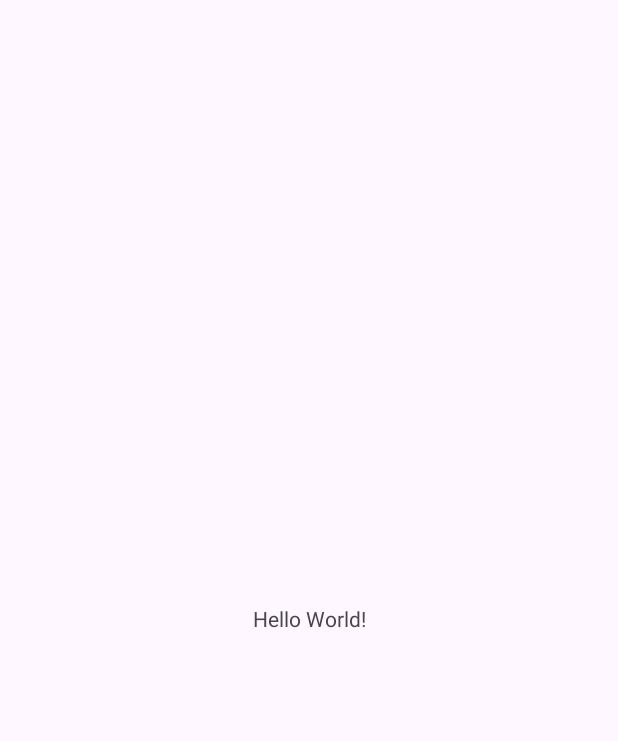
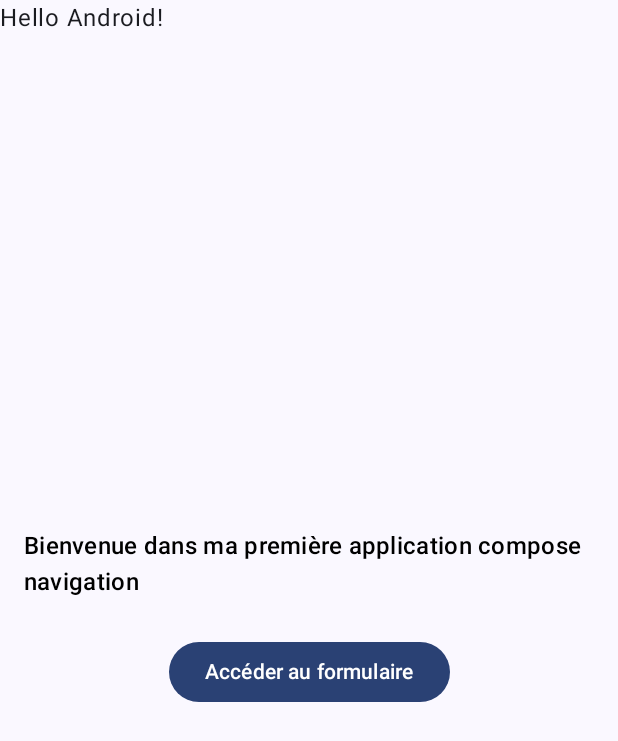
Before and after one commit to elianollivier/R4A11, an Android app built with Jetpack Compose: the screen it shows after launch (MainActivity), on a phone screen of 412 x 824 dp. Before the commit the part shown is almost empty. Shown: the top 741 px of the screen. Run offline under Robolectric (Android 15) with nearby library versions, the phone set to English and light mode, and no system bars.

```diff
--- a/TP3/app/src/main/AndroidManifest.xml
+++ b/TP3/app/src/main/AndroidManifest.xml
@@ -14,7 +14,9 @@
         tools:targetApi="31">
         <activity
             android:name=".MainActivity"
-            android:exported="true">
+            android:exported="true"
+            android:label="@string/app_name"
+            android:theme="@style/Theme.TP3">
             <intent-filter>
                 <action android:name="android.intent.action.MAIN" />
 
--- a/TP3/app/src/main/java/com/example/tp3/MainActivity.kt
+++ b/TP3/app/src/main/java/com/example/tp3/MainActivity.kt
@@ -1,20 +1,51 @@
 package com.example.tp3
 
 import android.os.Bundle
+import androidx.activity.ComponentActivity
+import androidx.activity.compose.setContent
 import androidx.activity.enableEdgeToEdge
-import androidx.appcompat.app.AppCompatActivity
-import androidx.core.view.ViewCompat
-import androidx.core.view.WindowInsetsCompat
+import androidx.compose.foundation.layout.fillMaxSize
+import androidx.compose.foundation.layout.padding
+import androidx.compose.material3.MaterialTheme
+import androidx.compose.material3.Scaffold
+import androidx.compose.material3.Text
+import androidx.compose.runtime.Composable
+import androidx.compose.ui.Modifier
+import androidx.compose.ui.tooling.preview.Preview
+import com.example.tp3.ui.theme.TP3Theme
 
-class MainActivity : AppCompatActivity() {
+class MainActivity : ComponentActivity() {
     override fun onCreate(savedInstanceState: Bundle?) {
         super.onCreate(savedInstanceState)
         enableEdgeToEdge()
-        setContentView(R.layout.activity_main)
-        ViewCompat.setOnApplyWindowInsetsListener(findViewById(R.id.main)) { v, insets ->
-            val systemBars = insets.getInsets(WindowInsetsCompat.Type.systemBars())
-            v.setPadding(systemBars.left, systemBars.top, systemBars.right, systemBars.bottom)
-            insets
+        setContent {
+            TP3Theme {
+                Scaffold(modifier = Modifier.fillMaxSize()) { innerPadding ->
+                    Greeting(
+                        name = "Android",
+                        modifier = Modifier.padding(innerPadding)
+                    )
+                }
+                MaterialTheme {
+                    AppNavigation()
+                }
+            }
         }
     }
 }
+
+@Composable
+fun Greeting(name: String, modifier: Modifier = Modifier) {
+    Text(
+        text = "Hello $name!",
+        modifier = modifier
+    )
+}
+
+@Preview(showBackground = true)
+@Composable
+fun GreetingPreview() {
+    TP3Theme {
+        Greeting("Android")
+    }
+}
--- /dev/null
+++ b/TP3/app/src/main/java/com/example/tp3/Navigation.kt
@@ -0,0 +1,87 @@
+package com.example.tp3
+
+import androidx.compose.foundation.layout.*
+import androidx.compose.material3.Button
+import androidx.compose.material3.MaterialTheme
+import androidx.compose.material3.Text
+import androidx.compose.runtime.Composable
+import androidx.compose.runtime.getValue
+import androidx.compose.runtime.mutableStateOf
+import androidx.compose.runtime.remember
+import androidx.compose.runtime.setValue
+import androidx.compose.ui.Alignment
+import androidx.compose.ui.Modifier
+import androidx.compose.material3.TextField
+import androidx.compose.ui.unit.dp
+import androidx.navigation.NavController
+import androidx.navigation.compose.NavHost
+import androidx.navigation.compose.composable
+import androidx.navigation.compose.rememberNavController
+
+@Composable
+fun AppNavigation() {
+    val navController = rememberNavController()
+
+    NavHost(navController = navController, startDestination = "home") {
+        composable("home") {
+            HomeScreen(navController = navController)
+        }
+        composable("form") {
+            FormScreen(navController = navController)
+        }
+    }
+}
+
+@Composable
+fun HomeScreen(navController: NavController) {
+    Column(
+        modifier = Modifier
+            .fillMaxSize()
+            .padding(16.dp),
+        verticalArrangement = Arrangement.Center,
+        horizontalAlignment = Alignment.CenterHorizontally
+    ) {
+        Text(
+            text = "Bienvenue dans ma première application compose navigation",
+            style = MaterialTheme.typography.titleMedium
+        )
+        Spacer(modifier = Modifier.height(24.dp))
+        Button(onClick = {
+            navController.navigate("form")
+        }) {
+            Text(text = "Accéder au formulaire")
+        }
+    }
+}
+
+@Composable
+fun FormScreen(navController: NavController) {
+    var name by remember {mutableStateOf("")}
+    Column(
+        modifier = Modifier
+            .fillMaxSize()
+            .padding(16.dp),
+        verticalArrangement = Arrangement.Center,
+        horizontalAlignment = Alignment.CenterHorizontally
+    ) {
+        Text(
+            text = "Page du formulaire.",
+            style = MaterialTheme.typography.titleMedium
+        )
+        Spacer(modifier = Modifier.height(24.dp))
+        TextField(
+            value = name,
+            onValueChange = {newText -> name = newText},
+            label = {Text("Entrez votre nom")},
+            modifier = Modifier.fillMaxWidth().padding(16.dp)
+
+        )
+        Spacer(modifier = Modifier.height(24.dp))
+
+        Button(onClick = {
+            navController.popBackStack()
+        }) {
+            Text(text = "Retour")
+        }
+    }
+}
--- /dev/null
+++ b/TP3/app/src/main/java/com/example/tp3/ui/theme/Color.kt
@@ -0,0 +1,11 @@
+package com.example.tp3.ui.theme
+
+import androidx.compose.ui.graphics.Color
+
+val Purple80 = Color(0xFFD0BCFF)
+val PurpleGrey80 = Color(0xFFCCC2DC)
+val Pink80 = Color(0xFFEFB8C8)
+
+val Purple40 = Color(0xFF6650a4)
+val PurpleGrey40 = Color(0xFF625b71)
+val Pink40 = Color(0xFF7D5260)
--- /dev/null
+++ b/TP3/app/src/main/java/com/example/tp3/ui/theme/Theme.kt
@@ -0,0 +1,58 @@
+package com.example.tp3.ui.theme
+
+import android.app.Activity
+import android.os.Build
+import androidx.compose.foundation.isSystemInDarkTheme
+import androidx.compose.material3.MaterialTheme
+import androidx.compose.material3.darkColorScheme
+import androidx.compose.material3.dynamicDarkColorScheme
+import androidx.compose.material3.dynamicLightColorScheme
+import androidx.compose.material3.lightColorScheme
+import androidx.compose.runtime.Composable
+import androidx.compose.ui.platform.LocalContext
+
+private val DarkColorScheme = darkColorScheme(
+    primary = Purple80,
+    secondary = PurpleGrey80,
+    tertiary = Pink80
+)
+
+private val LightColorScheme = lightColorScheme(
+    primary = Purple40,
+    secondary = PurpleGrey40,
+    tertiary = Pink40
+
+    /* Other default colors to override
+    background = Color(0xFFFFFBFE),
+    surface = Color(0xFFFFFBFE),
+    onPrimary = Color.White,
+    onSecondary = Color.White,
+    onTertiary = Color.White,
+    onBackground = Color(0xFF1C1B1F),
+    onSurface = Color(0xFF1C1B1F),
+    */
+)
+
+@Composable
+fun TP3Theme(
+    darkTheme: Boolean = isSystemInDarkTheme(),
+    // Dynamic color is available on Android 12+
+    dynamicColor: Boolean = true,
+    content: @Composable () -> Unit
+) {
+    val colorScheme = when {
+        dynamicColor && Build.VERSION.SDK_INT >= Build.VERSION_CODES.S -> {
+            val context = LocalContext.current
+            if (darkTheme) dynamicDarkColorScheme(context) else dynamicLightColorScheme(context)
+        }
+
+        darkTheme -> DarkColorScheme
+        else -> LightColorScheme
+    }
+
+    MaterialTheme(
+        colorScheme = colorScheme,
+        typography = Typography,
+        content = content
+    )
+}
--- /dev/null
+++ b/TP3/app/src/main/java/com/example/tp3/ui/theme/Type.kt
@@ -0,0 +1,34 @@
+package com.example.tp3.ui.theme
+
+import androidx.compose.material3.Typography
+import androidx.compose.ui.text.TextStyle
+import androidx.compose.ui.text.font.FontFamily
+import androidx.compose.ui.text.font.FontWeight
+import androidx.compose.ui.unit.sp
+
+// Set of Material typography styles to start with
+val Typography = Typography(
+    bodyLarge = TextStyle(
+        fontFamily = FontFamily.Default,
+        fontWeight = FontWeight.Normal,
+        fontSize = 16.sp,
+        lineHeight = 24.sp,
+        letterSpacing = 0.5.sp
+    )
+    /* Other default text styles to override
+    titleLarge = TextStyle(
+        fontFamily = FontFamily.Default,
+        fontWeight = FontWeight.Normal,
+        fontSize = 22.sp,
+        lineHeight = 28.sp,
+        letterSpacing = 0.sp
+    ),
+    labelSmall = TextStyle(
+        fontFamily = FontFamily.Default,
+        fontWeight = FontWeight.Medium,
+        fontSize = 11.sp,
+        lineHeight = 16.sp,
+        letterSpacing = 0.5.sp
+    )
+    */
+)
--- a/TP3/app/src/main/res/layout/activity_main.xml
+++ /dev/null
@@ -1,19 +0,0 @@
-<?xml version="1.0" encoding="utf-8"?>
-<androidx.constraintlayout.widget.ConstraintLayout xmlns:android="http://schemas.android.com/apk/res/android"
-    xmlns:app="http://schemas.android.com/apk/res-auto"
-    xmlns:tools="http://schemas.android.com/tools"
-    android:id="@+id/main"
-    android:layout_width="match_parent"
-    android:layout_height="match_parent"
-    tools:context=".MainActivity">
-
-    <TextView
-        android:layout_width="wrap_content"
-        android:layout_height="wrap_content"
-        android:text="Hello World!"
-        app:layout_constraintBottom_toBottomOf="parent"
-        app:layout_constraintEnd_toEndOf="parent"
-        app:layout_constraintStart_toStartOf="parent"
-        app:layout_constraintTop_toTopOf="parent" />
-
-</androidx.constraintlayout.widget.ConstraintLayout>
--- a/TP3/app/src/main/res/values-night/themes.xml
+++ /dev/null
@@ -1,7 +0,0 @@
-<resources xmlns:tools="http://schemas.android.com/tools">
-    <!-- Base application theme. -->
-    <style name="Base.Theme.TP3" parent="Theme.Material3.DayNight.NoActionBar">
-        <!-- Customize your dark theme here. -->
-        <!-- <item name="colorPrimary">@color/my_dark_primary</item> -->
-    </style>
-</resources>
--- a/TP3/app/src/main/res/values/colors.xml
+++ b/TP3/app/src/main/res/values/colors.xml
@@ -1,5 +1,10 @@
 <?xml version="1.0" encoding="utf-8"?>
 <resources>
+    <color name="purple_200">#FFBB86FC</color>
+    <color name="purple_500">#FF6200EE</color>
+    <color name="purple_700">#FF3700B3</color>
+    <color name="teal_200">#FF03DAC5</color>
+    <color name="teal_700">#FF018786</color>
     <color name="black">#FF000000</color>
     <color name="white">#FFFFFFFF</color>
 </resources>
--- a/TP3/app/src/main/res/values/themes.xml
+++ b/TP3/app/src/main/res/values/themes.xml
@@ -1,9 +1,5 @@
-<resources xmlns:tools="http://schemas.android.com/tools">
-    <!-- Base application theme. -->
-    <style name="Base.Theme.TP3" parent="Theme.Material3.DayNight.NoActionBar">
-        <!-- Customize your light theme here. -->
-        <!-- <item name="colorPrimary">@color/my_light_primary</item> -->
-    </style>
+<?xml version="1.0" encoding="utf-8"?>
+<resources>
 
-    <style name="Theme.TP3" parent="Base.Theme.TP3" />
+    <style name="Theme.TP3" parent="android:Theme.Material.Light.NoActionBar" />
 </resources>
--- a/TP3/build.gradle.kts
+++ b/TP3/build.gradle.kts
@@ -2,4 +2,5 @@
 plugins {
     alias(libs.plugins.android.application) apply false
     alias(libs.plugins.kotlin.android) apply false
+    alias(libs.plugins.kotlin.compose) apply false
 }
```
Also changed, not shown: TP3/app/build.gradle.kts (+19 -7 lines), TP3/gradle/libs.versions.toml (+18 -10 lines), TP3/gradle/wrapper/gradle-wrapper.properties.
